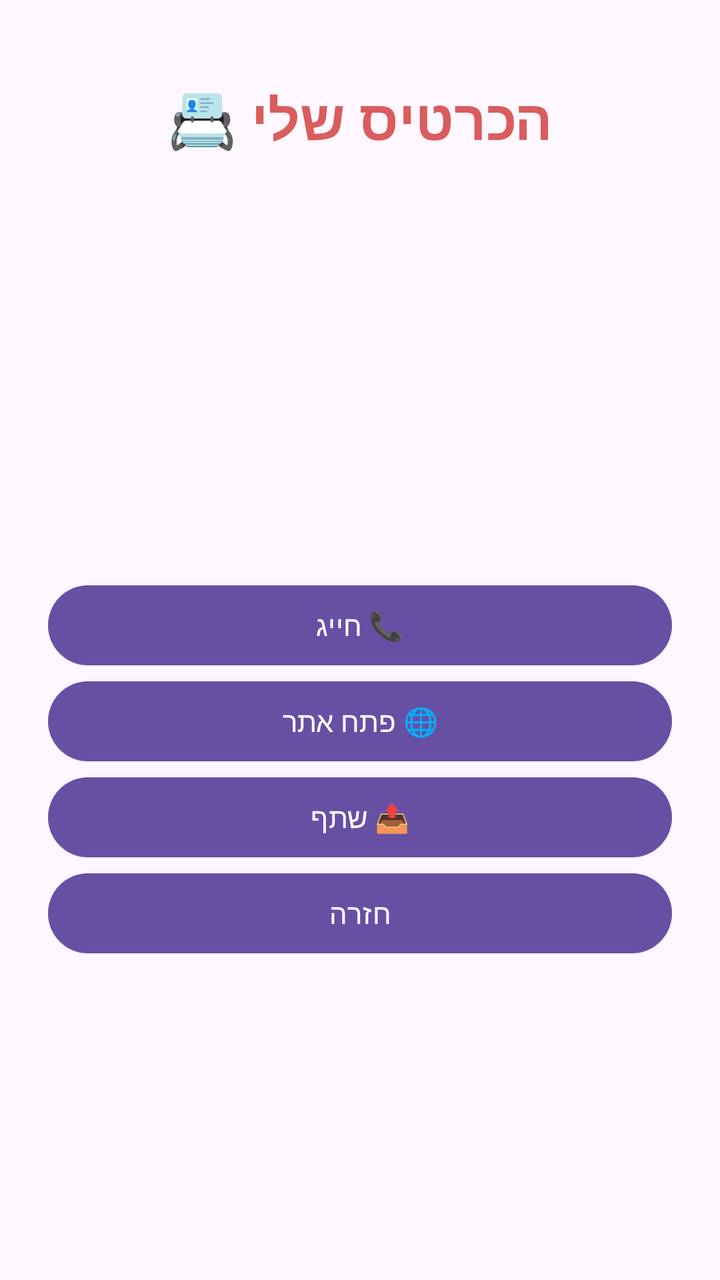
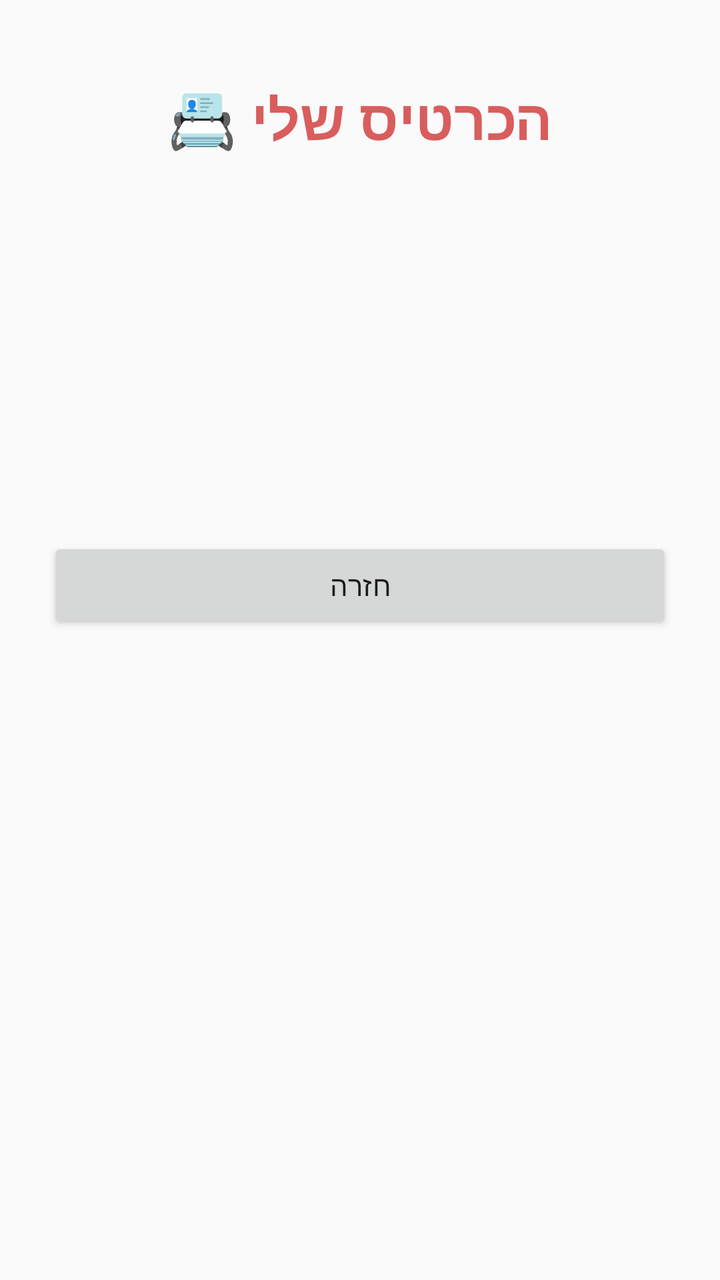

An Android layout rendered at two revisions. The XML below is the earlier revision; the diff shows what the commit changed to produce the second picture.
<!-- AndroidManifest.xml: application theme Theme.NewHomeWork -->
<!-- res/layout/activity_card.xml -->
<?xml version="1.0" encoding="utf-8"?>
<ScrollView xmlns:android="http://schemas.android.com/apk/res/android"
    android:layout_width="match_parent"
    android:layout_height="match_parent"
    android:fillViewport="true">

    <LinearLayout
        android:layout_width="match_parent"
        android:layout_height="wrap_content"
        android:orientation="vertical"
        android:padding="24dp"
        android:gravity="center_horizontal"
        android:layoutDirection="rtl">

        <TextView
            android:layout_width="match_parent"
            android:layout_height="wrap_content"
            android:text="הכרטיס שלי 📇"
            android:textSize="28sp"
            android:textStyle="bold"
            android:gravity="center"
            android:textColor="#D95D5D"
            android:padding="16dp" />

        <TextView
            android:id="@+id/tvName"
            android:layout_width="match_parent"
            android:layout_height="wrap_content"
            android:textSize="28sp"
            android:textStyle="bold"
            android:gravity="center"
            android:padding="8dp" />

        <TextView
            android:id="@+id/tvJob"
            android:layout_width="match_parent"
            android:layout_height="wrap_content"
            android:textSize="20sp"
            android:gravity="center"
            android:padding="8dp" />

        <TextView
            android:id="@+id/tvPhone"
            android:layout_width="match_parent"
            android:layout_height="wrap_content"
            android:textSize="18sp"
            android:gravity="center"
            android:padding="8dp" />

        <TextView
            android:id="@+id/tvSite"
            android:layout_width="match_parent"
            android:layout_height="wrap_content"
            android:textSize="16sp"
            android:gravity="center"
            android:padding="8dp"
            android:textIsSelectable="true" />

        <Button
            android:id="@+id/btnDial"
            android:layout_width="match_parent"
            android:layout_height="wrap_content"
            android:layout_marginTop="20dp"
            android:text="📞 חייג" />


        <Button
            android:id="@+id/btnOpenSite"
            android:layout_width="match_parent"
            android:layout_height="wrap_content"
            android:text="🌐 פתח אתר" />

        <Button
            android:id="@+id/btnShare"
            android:layout_width="match_parent"
            android:layout_height="wrap_content"
            android:text="📤 שתף" />

        <Button
            android:id="@+id/btnBack"
            android:layout_width="match_parent"
            android:layout_height="wrap_content"
            android:text="חזרה" />

    </LinearLayout>
</ScrollView>
<!-- resources referenced by this layout -->
<resources>
  <style name="Theme.NewHomeWork" parent="Base.Theme.NewHomeWork" />
  <style name="Base.Theme.NewHomeWork" parent="Theme.Material3.DayNight.NoActionBar">
          
          
      </style>
</resources>

<!-- the commit's change to res/layout/activity_card.xml (unified diff, before → after) -->
@@ -56,25 +56,25 @@
             android:padding="8dp"
             android:textIsSelectable="true" />
 
-        <Button
-            android:id="@+id/btnDial"
-            android:layout_width="match_parent"
-            android:layout_height="wrap_content"
-            android:layout_marginTop="20dp"
-            android:text="📞 חייג" />
 
 
-        <Button
-            android:id="@+id/btnOpenSite"
-            android:layout_width="match_parent"
-            android:layout_height="wrap_content"
-            android:text="🌐 פתח אתר" />
 
-        <Button
-            android:id="@+id/btnShare"
-            android:layout_width="match_parent"
-            android:layout_height="wrap_content"
-            android:text="📤 שתף" />
+
+
+
+
+
+
+
+
+
+
+
+
+
+
+
+
 
         <Button
             android:id="@+id/btnBack"
<!-- resource entries referenced after the edit -->
@@ -1,9 +1,12 @@
 <!-- resources referenced by this layout -->
 <resources>
   <style name="Theme.NewHomeWork" parent="Base.Theme.NewHomeWork" />
-  <style name="Base.Theme.NewHomeWork" parent="Theme.Material3.DayNight.NoActionBar">
-          
-          
+  <style name="Base.Theme.NewHomeWork" parent="Theme.AppCompat.Light.DarkActionBar">
+  
+          <item name="colorPrimary">#6750A4</item>
+          <item name="colorPrimaryDark">#4A2F96</item>
+          <item name="colorAccent">#6750A4</item>
+  
       </style>
 </resources>
 
